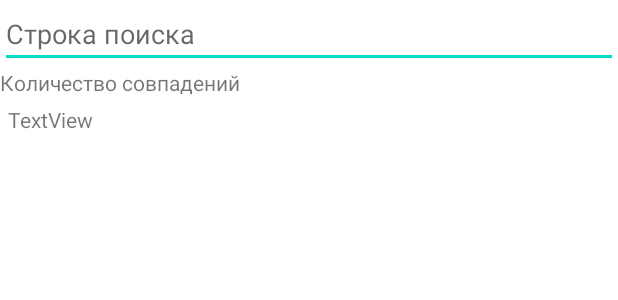
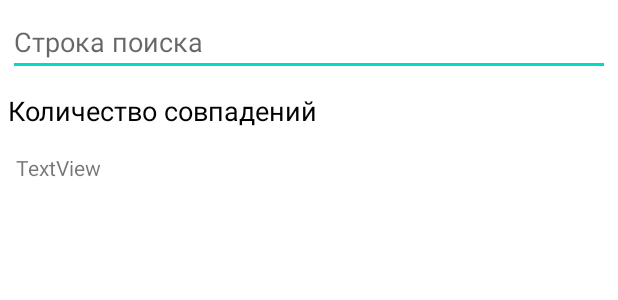
Before and after one commit to Andrey253/RxJavaSearch, an Android app: the layout activity_main.xml on its own in the app's theme, with its tools: preview values and no code run, on a phone screen of 412 x 824 dp. Shown: the top 300 px of the screen. Run offline under Robolectric (Android 15) with nearby library versions, the phone set to English and light mode, and no system bars; network calls fail.

Commit message:
Готово, со звездочкой Regex

```diff
--- a/app/src/main/res/layout/activity_main.xml
+++ b/app/src/main/res/layout/activity_main.xml
@@ -17,13 +17,17 @@
             android:layout_width="match_parent"
             android:layout_height="wrap_content"
             android:id="@+id/searchtext"
+            android:layout_margin="5dp"
             android:hint="Строка поиска" />
 
         <TextView
             android:id="@+id/tvcount"
             android:layout_width="match_parent"
             android:layout_height="wrap_content"
-            android:text="Количество совпадений" />
+            android:layout_margin="5dp"
+            android:text="Количество совпадений"
+            android:textColor="@color/black"
+            android:textSize="18sp" />
 
         <ScrollView
             android:layout_width="match_parent"
@@ -34,6 +38,7 @@
                 android:id="@+id/tvscrool"
                 android:layout_width="match_parent"
                 android:layout_height="wrap_content"
+                android:layout_margin="5dp"
                 android:text="TextView" />
         </ScrollView>
 
--- a/app/src/main/res/values/strings.xml
+++ b/app/src/main/res/values/strings.xml
@@ -1,3 +1,4 @@
 <resources>
     <string name="app_name">RxJavaSearch</string>
+
 </resources>
```
Also changed, not shown: app/src/main/java/com/boyko/rxjavasearch/MainActivity.kt (+5 -2 lines).
